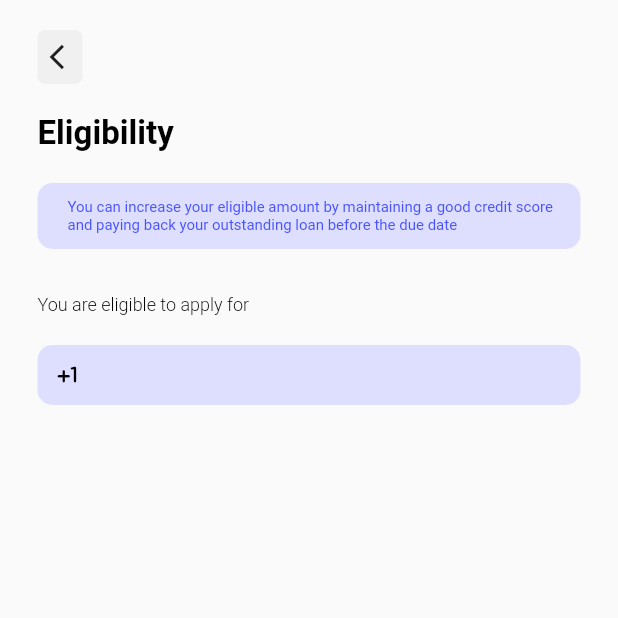
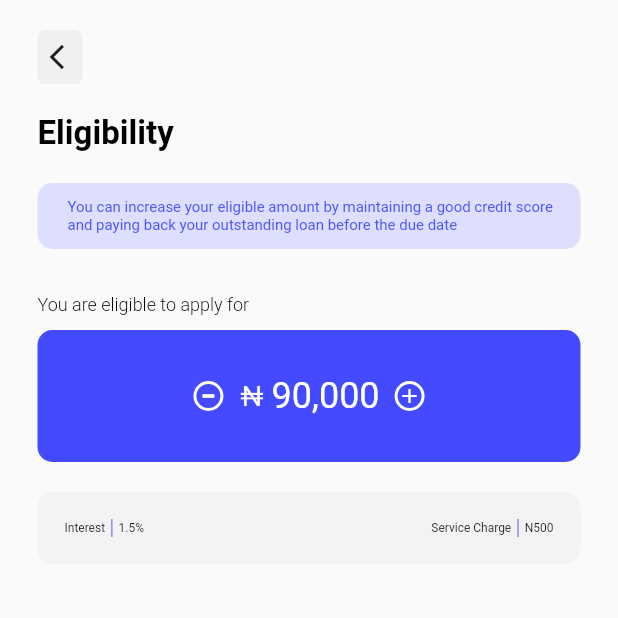
Before and after one commit to OrangeValley5/mamaa_app, a Flutter app: the screen it shows after launch, on a phone screen of 412 x 824 dp, the top half of it. Run offline on Flutter 3.47's test engine with Material 2 defaults, Android fonts, the phone set to English and light mode, and no system bars; our stand-ins replace email_validator, firebase_auth, firebase_core, shared_preferences, smooth_page_indicator; accounts and stored records are empty; project files that could hold a hidden picture were left out.

Commit message:
"Updated  widget layout and styling"

```diff
--- a/lib/eligibility.dart
+++ b/lib/eligibility.dart
@@ -1,6 +1,6 @@
 import 'package:flutter/material.dart';
 import 'colors.dart' as color;
-import 'package:iconsax/iconsax.dart';
+//import 'package:iconsax/iconsax.dart';
 
 class Eligibility extends StatefulWidget {
   const Eligibility({Key? key}) : super(key: key);
@@ -84,32 +84,162 @@ class _EligibilityState extends State<Eligibility> {
                     fontWeight: FontWeight.w300),
               ),
               const SizedBox(
+                height: 10,
+              ),
+              Container(
+                padding: const EdgeInsets.only(
+                    top: 30, bottom: 30, left: 10, right: 10),
+                width: MediaQuery.of(context).size.width,
+                decoration: BoxDecoration(
+                    color: Color.fromARGB(255, 67, 74, 255),
+                    borderRadius: BorderRadius.circular(10)),
+                child: Row(
+                  mainAxisAlignment: MainAxisAlignment.center,
+                  children: [
+                    Container(
+                      height: 20,
+                      width: 20,
+                      decoration: BoxDecoration(
+                        borderRadius: BorderRadius.circular(100),
+                        border: Border.all(
+                          color: Color.fromARGB(255, 255, 255, 255),
+                          width: 2,
+                        ),
+                      ),
+                      child: Column(
+                        crossAxisAlignment: CrossAxisAlignment.center,
+                        mainAxisAlignment: MainAxisAlignment.center,
+                        children: [
+                          Container(
+                            width: 8,
+                            height: 2.5,
+                            color: Colors.white,
+                          ),
+                        ],
+                      ),
+                    ),
+                    const SizedBox(
+                      width: 10,
+                    ),
+                    Row(
+                      children: [
+                        Container(
+                            height: 18,
+                            width: 18,
+                            child: Image.asset(
+                              'lib/images/naira.png',
+                            )),
+                        const SizedBox(
+                          width: 4,
+                        ),
+                        const Text(
+                          '90,000',
+                          style: TextStyle(
+                              fontWeight: FontWeight.w400,
+                              fontSize: 24,
+                              color: Color.fromARGB(255, 255, 255, 255)),
+                        ),
+                      ],
+                    ),
+                    const SizedBox(
+                      width: 10,
+                    ),
+                    Container(
+                      height: 20,
+                      width: 20,
+                      decoration: BoxDecoration(
+                        borderRadius: BorderRadius.circular(100),
+                        border: Border.all(
+                          color: Color.fromARGB(255, 255, 255, 255),
+                          width: 2,
+                        ),
+                      ),
+                      child: Column(
+                        crossAxisAlignment: CrossAxisAlignment.center,
+                        mainAxisAlignment: MainAxisAlignment.center,
+                        children: const [
+                          Icon(
+                            Icons.add,
+                            color: Color.fromARGB(255, 255, 255, 255),
+                            size: 16,
+                          ),
+                        ],
+                      ),
+                    ),
+                  ],
+                ),
+              ),
+              const SizedBox(
                 height: 20,
               ),
               Container(
-                padding: const EdgeInsets.all(10),
+                padding: const EdgeInsets.all(18),
                 width: MediaQuery.of(context).size.width,
                 decoration: BoxDecoration(
-                    color: Color.fromARGB(255, 222, 223, 255),
+                    color: Color(0xFFF3F3F3),
                     borderRadius: BorderRadius.circular(10)),
                 child: Row(
-                  children: const [
-                    Icon(
-                      Icons.plus_one_rounded,
-                      color: Colors.black,
-                      size: 20,
+                  mainAxisAlignment: MainAxisAlignment.spaceBetween,
+                  children: [
+                    Row(
+                      children: [
+                        const Text(
+                          'Interest',
+                          style: TextStyle(
+                              fontWeight: FontWeight.w400,
+                              fontSize: 8,
+                              color: Color.fromARGB(255, 25, 25, 25)),
+                        ),
+                        const SizedBox(
+                          width: 4,
+                        ),
+                        Container(
+                          height: 12,
+                          width: 1,
+                          decoration: const BoxDecoration(
+                              color: Color.fromARGB(255, 144, 136, 255)),
+                        ),
+                        const SizedBox(
+                          width: 4,
+                        ),
+                        const Text(
+                          '1.5%',
+                          style: TextStyle(
+                              fontWeight: FontWeight.w400,
+                              fontSize: 8,
+                              color: Color.fromARGB(255, 25, 25, 25)),
+                        ),
+                      ],
                     ),
-                    SizedBox(
-                      width: 10,
-                    ),
-                    Expanded(
-                      child: Text(
-                        '',
-                        style: TextStyle(
-                            fontWeight: FontWeight.w400,
-                            fontSize: 10,
-                            color: Color.fromARGB(255, 72, 82, 255)),
-                      ),
+                    Row(
+                      children: [
+                        const Text(
+                          'Service Charge',
+                          style: TextStyle(
+                              fontWeight: FontWeight.w400,
+                              fontSize: 8,
+                              color: Color.fromARGB(255, 25, 25, 25)),
+                        ),
+                        const SizedBox(
+                          width: 4,
+                        ),
+                        Container(
+                          height: 12,
+                          width: 1,
+                          decoration: const BoxDecoration(
+                              color: Color.fromARGB(255, 144, 136, 255)),
+                        ),
+                        const SizedBox(
+                          width: 4,
+                        ),
+                        const Text(
+                          'N500',
+                          style: TextStyle(
+                              fontWeight: FontWeight.w400,
+                              fontSize: 8,
+                              color: Color.fromARGB(255, 25, 25, 25)),
+                        ),
+                      ],
                     ),
                   ],
                 ),
```
